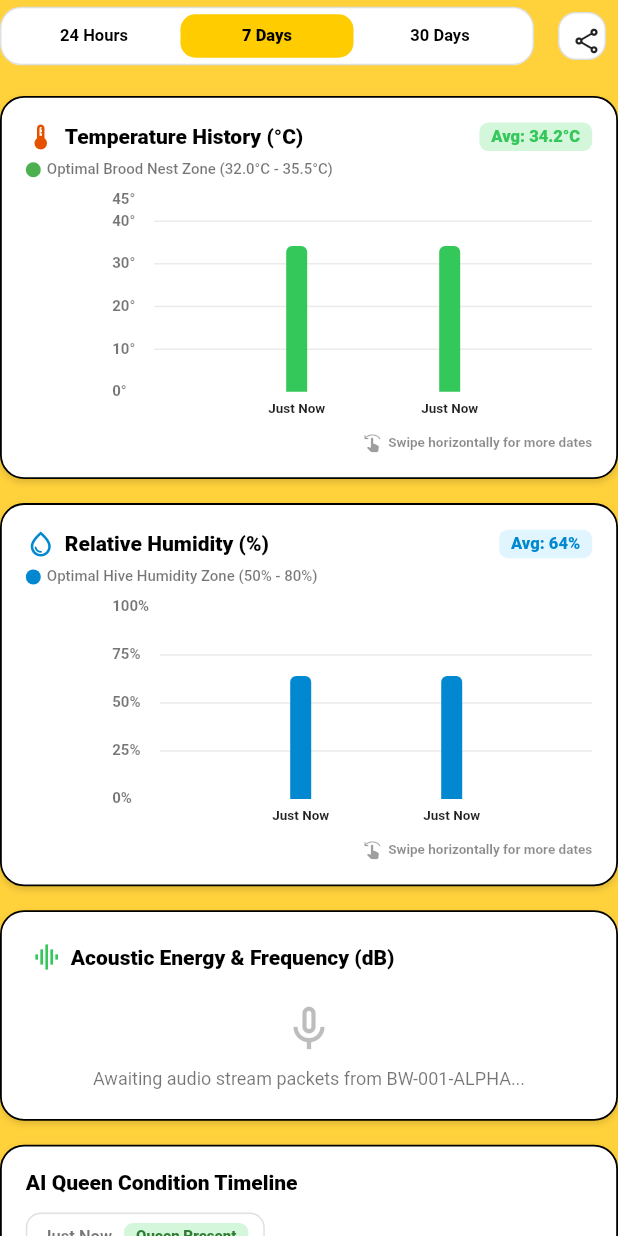
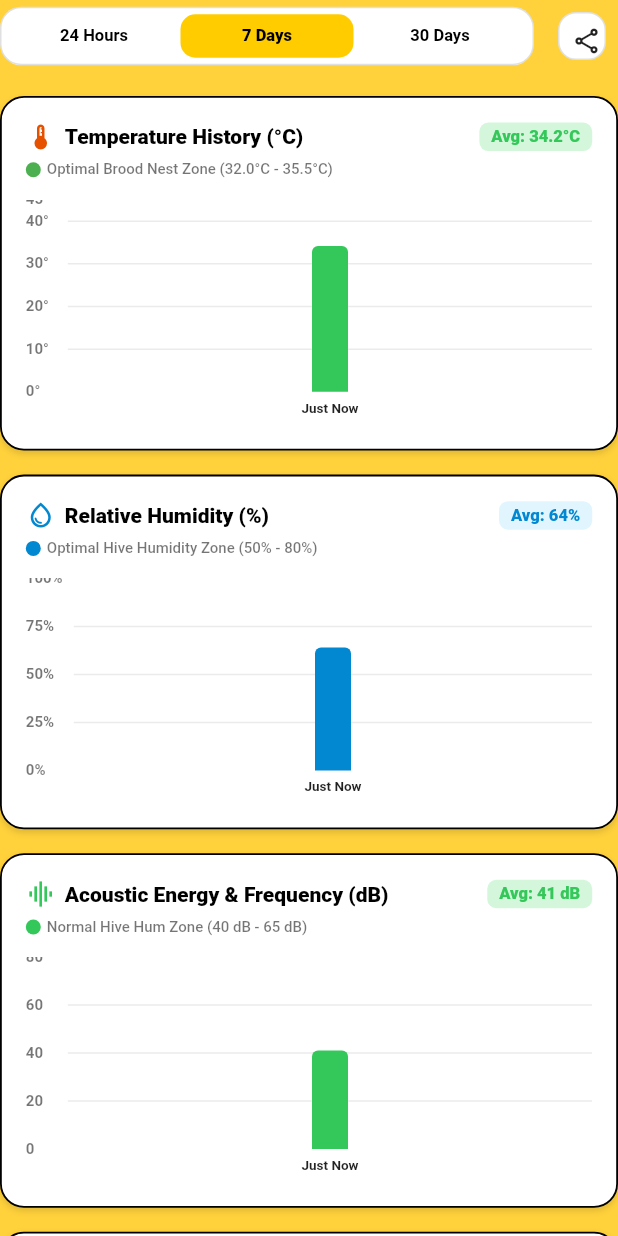
Before and after one commit to jajas-hcdc/BeeWare-CAPSTONE, a Flutter app: the InteractiveHistoryView widget shown alone on an empty page, opened directly with sample values from the repository, on a phone screen of 412 x 824 dp. Run offline on Flutter 3.47's test engine with Material 3 defaults, Android fonts, the phone set to English and light mode, and no system bars; drawn by our look-alikes of fl_chart; our stand-ins replace cloud_firestore, firebase_auth, firebase_core, firebase_messaging, geolocator, image_picker and 3 more; missing offline and left inert: flutter_sound, mobile_scanner, tflite_flutter; accounts and stored records are empty; network calls fail.

Commit message:
fix: acoustic chart - use _prepareChartData, clamp bar height, fix text overlap and swipe

```diff
--- a/lib/widgets/interactive_history_charts.dart
+++ b/lib/widgets/interactive_history_charts.dart
@@ -84,7 +84,65 @@ class _InteractiveHistoryViewState extends State<InteractiveHistoryView> {
     if (hist.isNotEmpty) {
       return _sliceForTimeframe(hist);
     }
+    final rawStr = widget.hive.acoustic.replaceAll('Hz', '').trim();
+    final cur = double.tryParse(rawStr);
+    if (cur != null && cur > 0) {
+      final dbVal = cur > 100 ? (cur / 5.0).clamp(20.0, 72.0) : cur;
+      return [dbVal];
+    }
     return [];
+  }
+
+  ({List<double> values, List<String> dates}) _prepareChartData(
+    List<double> rawValues,
+    List<String> rawDates,
+  ) {
+    if (rawValues.isEmpty) {
+      return (values: <double>[], dates: <String>[]);
+    }
+
+    final firstValid = rawValues.indexWhere((v) => v > 0.0);
+    List<double> cleanValues;
+    List<String> cleanDates;
+
+    if (firstValid == -1) {
+      cleanValues = [rawValues.last];
+      cleanDates = rawDates.isNotEmpty ? [rawDates.last] : ['Live'];
+    } else {
+      cleanValues = rawValues.sublist(firstValid);
+      if (rawDates.length == rawValues.length) {
+        cleanDates = rawDates.sublist(firstValid);
+      } else {
+        cleanDates = rawDates;
+      }
+    }
+
+    final targetLen = cleanValues.length;
+    List<String> alignedDates;
+
+    if (targetLen == 1) {
+      alignedDates = [cleanDates.isNotEmpty ? cleanDates.last : 'Live'];
+    } else if (cleanDates.length == targetLen) {
+      alignedDates = List<String>.from(cleanDates);
+    } else if (cleanDates.length > targetLen) {
+      alignedDates = cleanDates.sublist(cleanDates.length - targetLen);
+    } else {
+      alignedDates = List<String>.filled(targetLen, '');
+      final latest = cleanDates.isNotEmpty ? cleanDates.last : 'Live';
+      alignedDates[targetLen - 1] = latest;
+      for (int i = targetLen - 2; i >= 0; i--) {
+        final stepsAgo = targetLen - 1 - i;
+        final minsAgo = stepsAgo * 5;
+        if (minsAgo < 60) {
+          alignedDates[i] = '-${minsAgo}m';
+        } else {
+          final hrs = minsAgo ~/ 60;
+          alignedDates[i] = '-${hrs}h';
+        }
+      }
+    }
+
+    return (values: cleanValues, dates: alignedDates);
   }
 
   @override
@@ -221,25 +279,40 @@ class _InteractiveHistoryViewState extends State<InteractiveHistoryView> {
   Widget _buildScrollableChart({
     required Widget chart,
     required int dataLength,
-    double height = 160,
+    double height = 150,
   }) {
-    // Allocate 50px per date to allow smooth horizontal panning
-    final chartWidth = max(320.0, dataLength * 52.0);
+    final bool needsScroll = dataLength > 6;
+    final chartWidth = needsScroll ? (dataLength * 48.0) : double.infinity;
 
-    return Column(
-      crossAxisAlignment: CrossAxisAlignment.end,
-      children: [
-        SizedBox(
+    Widget chartContent = SizedBox(
+      height: height,
+      width: chartWidth,
+      child: ClipRect(
+        child: RepaintBoundary(child: chart),
+      ),
+    );
+
+    if (needsScroll) {
+      chartContent = SizedBox(
         height: height,
         child: SingleChildScrollView(
           scrollDirection: Axis.horizontal,
           physics: const BouncingScrollPhysics(),
           child: SizedBox(
             width: chartWidth,
+            child: ClipRect(
               child: RepaintBoundary(child: chart),
             ),
           ),
         ),
+      );
+    }
+
+    return Column(
+      crossAxisAlignment: CrossAxisAlignment.end,
+      children: [
+        chartContent,
+        if (needsScroll) ...[
           const SizedBox(height: 6),
           const Row(
             mainAxisAlignment: MainAxisAlignment.end,
@@ -252,6 +325,7 @@ class _InteractiveHistoryViewState extends State<InteractiveHistoryView> {
               ),
             ],
           ),
+        ],
       ],
     );
   }
@@ -289,12 +363,16 @@ class _InteractiveHistoryViewState extends State<InteractiveHistoryView> {
       );
     }
 
-    final temps = rawTemps.length == 1 ? [rawTemps[0], rawTemps[0]] : rawTemps;
-    final chartDates = dates.length == 1 ? [dates[0], dates[0]] : dates;
-    final validTemps = rawTemps.where((t) => t > 0.0).toList();
+    final prepared = _prepareChartData(rawTemps, dates);
+    final temps = prepared.values;
+    final chartDates = prepared.dates;
+    final validTemps = temps.where((t) => t > 0.0).toList();
     final avgTemp = validTemps.isNotEmpty
         ? (validTemps.reduce((a, b) => a + b) / validTemps.length).toStringAsFixed(1)
-        : (rawTemps.isNotEmpty ? rawTemps.last.toStringAsFixed(1) : '34.0');
+        : (temps.isNotEmpty ? temps.last.toStringAsFixed(1) : '34.0');
+
+    final maxVal = temps.isNotEmpty ? temps.reduce(max) : 36.0;
+    final double maxY = max(45.0, ((maxVal / 5).ceil() * 5).toDouble());
 
     return Container(
       padding: const EdgeInsets.all(16.0),
@@ -346,11 +424,13 @@ class _InteractiveHistoryViewState extends State<InteractiveHistoryView> {
           const SizedBox(height: 14),
 
           _buildScrollableChart(
-            dataLength: chartDates.length,
+            dataLength: temps.length,
             height: 150,
             chart: BarChart(
               BarChartData(
-                maxY: 45,
+                minY: 0,
+                maxY: maxY,
+                alignment: temps.length <= 4 ? BarChartAlignment.spaceEvenly : BarChartAlignment.spaceAround,
                 gridData: FlGridData(
                   show: true,
                   drawVerticalLine: false,
@@ -376,17 +456,18 @@ class _InteractiveHistoryViewState extends State<InteractiveHistoryView> {
                       reservedSize: 22,
                       interval: 1,
                       getTitlesWidget: (val, meta) {
-                        final idx = val.toInt();
-                        if (idx >= 0 && idx < chartDates.length) {
+                        final idx = val.round();
+                        if ((val - idx).abs() > 0.05) return const SizedBox.shrink();
+                        if (idx < 0 || idx >= chartDates.length) return const SizedBox.shrink();
                         return Padding(
                           padding: const EdgeInsets.only(top: 6),
                           child: Text(
                             chartDates[idx],
                             style: const TextStyle(fontSize: 9, color: Colors.black87, fontWeight: FontWeight.w600),
+                            maxLines: 1,
+                            overflow: TextOverflow.ellipsis,
                           ),
                         );
-                        }
-                        return const SizedBox.shrink();
                       },
                     ),
                   ),
@@ -401,13 +482,15 @@ class _InteractiveHistoryViewState extends State<InteractiveHistoryView> {
                   final barColor = isOptimal
                       ? AppColors.healthyGreen
                       : (isHot ? const Color(0xFFE65100) : const Color(0xFFFFB300));
+                  final safeToY = t.clamp(0.0, maxY * 0.92);
+
                   return BarChartGroupData(
                     x: i,
                     barRods: [
                       BarChartRodData(
-                        toY: t < 0.0 ? 0.0 : t,
+                        toY: safeToY,
                         color: t <= 0.0 ? Colors.grey.shade400 : barColor,
-                        width: 14,
+                        width: temps.length == 1 ? 24 : 14,
                         borderRadius: const BorderRadius.only(
                           topLeft: Radius.circular(4),
                           topRight: Radius.circular(4),
@@ -457,12 +540,15 @@ class _InteractiveHistoryViewState extends State<InteractiveHistoryView> {
       );
     }
 
-    final hums = rawHums.length == 1 ? [rawHums[0], rawHums[0]] : rawHums;
-    final chartDates = dates.length == 1 ? [dates[0], dates[0]] : dates;
-    final validHums = rawHums.where((h) => h > 0.0).toList();
+    final prepared = _prepareChartData(rawHums, dates);
+    final hums = prepared.values;
+    final chartDates = prepared.dates;
+    final validHums = hums.where((h) => h > 0.0).toList();
     final avgHum = validHums.isNotEmpty
         ? (validHums.reduce((a, b) => a + b) / validHums.length).toStringAsFixed(0)
-        : (rawHums.isNotEmpty ? rawHums.last.toStringAsFixed(0) : '60');
+        : (hums.isNotEmpty ? hums.last.toStringAsFixed(0) : '60');
+
+    const double maxY = 100.0;
 
     return Container(
       padding: const EdgeInsets.all(16.0),
@@ -514,11 +600,13 @@ class _InteractiveHistoryViewState extends State<InteractiveHistoryView> {
           const SizedBox(height: 14),
 
           _buildScrollableChart(
-            dataLength: chartDates.length,
+            dataLength: hums.length,
             height: 150,
             chart: BarChart(
               BarChartData(
-                maxY: 100,
+                minY: 0,
+                maxY: maxY,
+                alignment: hums.length <= 4 ? BarChartAlignment.spaceEvenly : BarChartAlignment.spaceAround,
                 gridData: FlGridData(
                   show: true,
                   drawVerticalLine: false,
@@ -544,17 +632,18 @@ class _InteractiveHistoryViewState extends State<InteractiveHistoryView> {
                       reservedSize: 22,
                       interval: 1,
                       getTitlesWidget: (val, meta) {
-                        final idx = val.toInt();
-                        if (idx >= 0 && idx < chartDates.length) {
+                        final idx = val.round();
+                        if ((val - idx).abs() > 0.05) return const SizedBox.shrink();
+                        if (idx < 0 || idx >= chartDates.length) return const SizedBox.shrink();
                         return Padding(
                           padding: const EdgeInsets.only(top: 6),
                           child: Text(
                             chartDates[idx],
                             style: const TextStyle(fontSize: 9, color: Colors.black87, fontWeight: FontWeight.w600),
+                            maxLines: 1,
+                            overflow: TextOverflow.ellipsis,
                           ),
                         );
-                        }
-                        return const SizedBox.shrink();
                       },
                     ),
                   ),
@@ -568,13 +657,15 @@ class _InteractiveHistoryViewState extends State<InteractiveHistoryView> {
                   final barColor = isOptimal
                       ? const Color(0xFF0288D1)
                       : (h > 80.0 ? const Color(0xFF01579B) : const Color(0xFFFFB300));
+                  final safeToY = h.clamp(0.0, 94.0);
+
                   return BarChartGroupData(
                     x: i,
                     barRods: [
                       BarChartRodData(
-                        toY: h < 0.0 ? 0.0 : h,
+                        toY: safeToY,
                         color: h <= 0.0 ? Colors.grey.shade400 : barColor,
-                        width: 14,
+                        width: hums.length == 1 ? 24 : 14,
                         borderRadius: const BorderRadius.only(
                           topLeft: Radius.circular(4),
                           topRight: Radius.circular(4),
@@ -624,8 +715,13 @@ class _InteractiveHistoryViewState extends State<InteractiveHistoryView> {
       );
     }
 
-    final acoustics = rawAcoustics.length == 1 ? [rawAcoustics[0], rawAcoustics[0]] : rawAcoustics;
-    final chartDates = dates.length == 1 ? [dates[0], dates[0]] : dates;
+    final prepared = _prepareChartData(rawAcoustics, dates);
+    final acoustics = prepared.values;
+    final chartDates = prepared.dates;
+    final validAcoustics = acoustics.where((a) => a > 0.0).toList();
+    final avgDb = validAcoustics.isNotEmpty
+        ? (validAcoustics.map((v) => v > 100.0 ? (v / 5.0).clamp(20.0, 70.0) : v).reduce((a, b) => a + b) / validAcoustics.length).toStringAsFixed(0)
+        : (acoustics.isNotEmpty ? (acoustics.last > 100.0 ? (acoustics.last / 5.0).clamp(20.0, 70.0) : acoustics.last).toStringAsFixed(0) : '55');
 
     return Container(
       padding: const EdgeInsets.all(16.0),
@@ -633,10 +729,10 @@ class _InteractiveHistoryViewState extends State<InteractiveHistoryView> {
       child: Column(
         crossAxisAlignment: CrossAxisAlignment.start,
         children: [
-          const Row(
+          Row(
             mainAxisAlignment: MainAxisAlignment.spaceBetween,
             children: [
-              Row(
+              const Row(
                 children: [
                   Icon(Icons.graphic_eq, size: 20, color: AppColors.healthyGreen),
                   SizedBox(width: 6),
@@ -646,16 +742,44 @@ class _InteractiveHistoryViewState extends State<InteractiveHistoryView> {
                   ),
                 ],
               ),
+              Container(
+                padding: const EdgeInsets.symmetric(horizontal: 8, vertical: 3),
+                decoration: BoxDecoration(
+                  color: AppColors.healthyGreenBg,
+                  borderRadius: BorderRadius.circular(6),
+                ),
+                child: Text(
+                  'Avg: $avgDb dB',
+                  style: const TextStyle(fontSize: 11, fontWeight: FontWeight.w800, color: AppColors.healthyGreen),
+                ),
+              ),
+            ],
+          ),
+          const SizedBox(height: 6),
+          Row(
+            children: [
+              Container(
+                width: 10,
+                height: 10,
+                decoration: const BoxDecoration(color: AppColors.healthyGreen, shape: BoxShape.circle),
+              ),
+              const SizedBox(width: 4),
+              const Text(
+                'Normal Hive Hum Zone (40 dB - 65 dB)',
+                style: TextStyle(fontSize: 10, color: Colors.black54, fontWeight: FontWeight.w500),
+              ),
             ],
           ),
           const SizedBox(height: 14),
 
           _buildScrollableChart(
-            dataLength: chartDates.length,
+            dataLength: acoustics.length,
             height: 150,
             chart: BarChart(
               BarChartData(
+                minY: 0,
                 maxY: 80,
+                alignment: acoustics.length <= 4 ? BarChartAlignment.spaceEvenly : BarChartAlignment.spaceAround,
                 gridData: FlGridData(
                   show: true,
                   drawVerticalLine: false,
@@ -679,18 +803,20 @@ class _InteractiveHistoryViewState extends State<InteractiveHistoryView> {
                     sideTitles: SideTitles(
                       showTitles: true,
                       reservedSize: 22,
+                      interval: 1,
                       getTitlesWidget: (val, meta) {
-                        final idx = val.toInt();
-                        if (idx >= 0 && idx < chartDates.length) {
+                        final idx = val.round();
+                        if ((val - idx).abs() > 0.05) return const SizedBox.shrink();
+                        if (idx < 0 || idx >= chartDates.length) return const SizedBox.shrink();
                         return Padding(
                           padding: const EdgeInsets.only(top: 6),
                           child: Text(
                             chartDates[idx],
                             style: const TextStyle(fontSize: 9, color: Colors.black87, fontWeight: FontWeight.w600),
+                            maxLines: 1,
+                            overflow: TextOverflow.ellipsis,
                           ),
                         );
-                        }
-                        return const SizedBox.shrink();
                       },
                     ),
                   ),
@@ -699,14 +825,19 @@ class _InteractiveHistoryViewState extends State<InteractiveHistoryView> {
                 ),
                 borderData: FlBorderData(show: false),
                 barGroups: List.generate(acoustics.length, (i) {
-                  final isHigh = acoustics[i] > 65;
+                  final raw = acoustics[i];
+                  final normalized = raw > 100.0 ? (raw / 5.0).clamp(20.0, 70.0) : raw;
+                  final safeToY = normalized.clamp(0.0, 72.0);
+                  final isHigh = safeToY > 65;
                   return BarChartGroupData(
                     x: i,
                     barRods: [
                       BarChartRodData(
-                        toY: acoustics[i],
-                        color: isHigh ? const Color(0xFFE65100) : AppColors.healthyGreen,
-                        width: 14,
+                        toY: safeToY,
+                        color: safeToY <= 0.0
+                            ? Colors.grey.shade400
+                            : (isHigh ? const Color(0xFFE65100) : AppColors.healthyGreen),
+                        width: acoustics.length == 1 ? 24 : 14,
                         borderRadius: const BorderRadius.only(
                           topLeft: Radius.circular(4),
                           topRight: Radius.circular(4),
```
Lines whose indentation alone changed are shown as unchanged.
